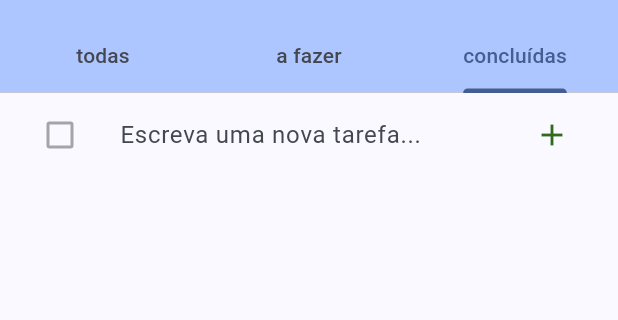
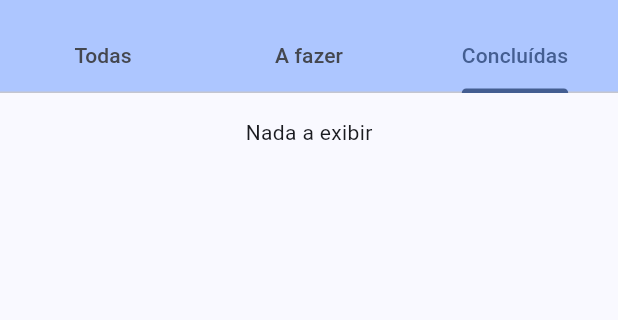
Before and after one commit to eloisafernandes/app_tarefas, a Flutter app: the screen it shows after launch, tab 3 chosen, on a phone screen of 412 x 824 dp, the part 63-383 px from its top. Run offline on Flutter 3.47's test engine with Material 3 defaults, Android fonts, the phone set to English and light mode, and no system bars; our stand-ins replace get_it; missing offline and left inert: dart:ffi.

```diff
--- a/lib/todo_list_notifier.dart
+++ b/lib/todo_list_notifier.dart
@@ -42,6 +42,9 @@ class TodoListNotifier extends ValueNotifier<List<Todo>>{
   void remove(String id){
     _allTodosNotifier.value = value.where((todo) => todo.id != id).toList();
   }
+  void reorder(List<Todo> todos){
+    _allTodosNotifier.value = todos;
+  }
 
   void changeFilter(TodoFilter filter){
     _currentFilter = filter;
--- a/lib/todo_list_page.dart
+++ b/lib/todo_list_page.dart
@@ -15,9 +15,9 @@ class TodoListPage extends StatefulWidget {
 class _TodoListPageState extends State<TodoListPage> {
   final controller = getIt<TodoListController>();
   static const List<Tab> tabs = [
-    Tab(text: 'todas'),
-    Tab(text: 'a fazer'),
-    Tab(text: 'concluídas'),
+    Tab(text: 'Todas'),
+    Tab(text: 'A fazer'),
+    Tab(text: 'Concluídas'),
   ];
 
   @override
@@ -44,8 +44,15 @@ class _TodoListPageState extends State<TodoListPage> {
         body: ListView(
           children: [
             // widget para nova tarefa
-
-            const NewTodoWidget(),
+            ValueListenableBuilder(
+              valueListenable: controller.filterNotifier,
+              builder:(context, filter, child){
+                if (filter == TodoFilter.completed){
+                  return const SizedBox.shrink();
+                }
+                return const NewTodoWidget();
+              },
+            ),
             TodoListWidget(),
           ],
         ), // This trailing comma makes auto-formatting nicer for build methods.
--- a/lib/todo_list_widget.dart
+++ b/lib/todo_list_widget.dart
@@ -1,4 +1,5 @@
 import 'package:app_tarefas/service_locator.dart';
+import 'package:app_tarefas/todo_filter.dart';
 import 'package:app_tarefas/todo_item_widget.dart';
 import 'package:app_tarefas/todo_list_controller.dart';
 import 'package:flutter/material.dart';
@@ -22,13 +23,25 @@ class TodoListWidget extends StatelessWidget {
     return ValueListenableBuilder(
       valueListenable: controller.todoListNotifier,
       builder:(context, todoList, child){
-        return ListView.builder(
+        var isFilterAll = controller.filterNotifier.value == TodoFilter.all;
+
+        if (todoList.isEmpty && !isFilterAll){
+          return const Center(
+            child: Padding(
+              padding: EdgeInsets.all(16.0),
+              child: Text("Nada a exibir"),
+            ),
+          );
+        }
+        return ReorderableListView.builder(
           primary: false,
           shrinkWrap: true,
+          buildDefaultDragHandles: isFilterAll,
           itemCount: todoList.length,
+          onReorder:controller.onReorder,
           itemBuilder: (context, index)  {
             final todo = todoList[index];
-            return TodoItemWidget( key: ValueKey(todo.id) , todo: todoList[index]);
+            return TodoItemWidget( key: ValueKey(todo.id) , todo: todo);
           },
         );
       }
```
Also changed, not shown: lib/todo_list_controller.dart (+12 -0 lines).
